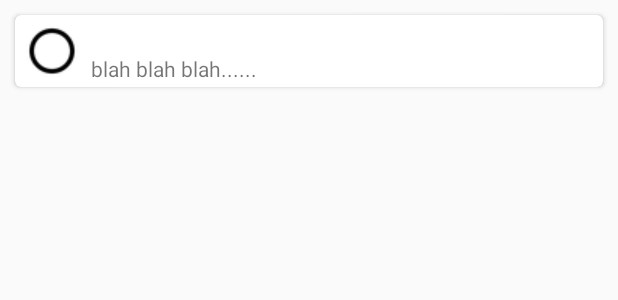
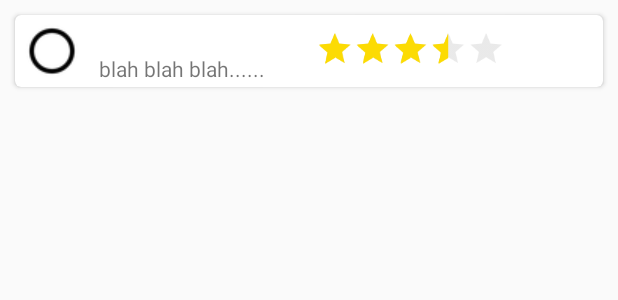
Before and after one commit to MarcSagues/A_Favour, an Android app: the layout opinions_list.xml on its own in the app's theme, with its tools: preview values and no code run, on a phone screen of 412 x 824 dp. Shown: the top 300 px of the screen. Run offline under Robolectric (Android 15) with nearby library versions, the phone set to English and light mode, and no system bars.

```diff
--- a/app/src/main/res/layout/card_item.xml
+++ b/app/src/main/res/layout/opinions_list.xml
@@ -1,6 +1,7 @@
 <?xml version="1.0" encoding="utf-8"?>
 <RelativeLayout xmlns:android="http://schemas.android.com/apk/res/android"
     xmlns:card_view="http://schemas.android.com/apk/res-auto"
+    xmlns:tools="http://schemas.android.com/tools"
     android:layout_width="match_parent"
     android:layout_height="68dp" >
 
@@ -25,7 +26,7 @@
                 android:layout_marginStart="-1dp"
                 android:layout_marginTop="0dp"
                 android:src="@drawable/abc_btn_radio_material"
-                card_view:srcCompat="@drawable/handshacke"></ImageView>
+                card_view:srcCompat="@drawable/example_person"></ImageView>
 
             <TextView
                 android:id="@+id/tv_text"
@@ -33,23 +34,41 @@
                 android:layout_width="wrap_content"
                 android:layout_height="wrap_content"
                 android:layout_alignParentTop="true"
-                android:layout_marginLeft="0dp"
+                android:layout_marginLeft="5dp"
                 android:layout_marginTop="5dp"
                 android:layout_toRightOf="@+id/iv_image"
                 android:gravity="center"></TextView>
 
             <TextView
-                android:id="@+id/tv_blah"
+                android:id="@+id/desc"
                 android:layout_width="wrap_content"
                 android:layout_height="wrap_content"
                 android:layout_below="@+id/tv_text"
-                android:layout_marginStart="0dp"
+                android:layout_marginStart="5dp"
                 android:layout_marginLeft="0dp"
                 android:layout_marginTop="1dp"
                 android:layout_toEndOf="@+id/iv_image"
                 android:layout_toRightOf="@+id/iv_image"
                 android:text="blah blah blah......"></TextView>
 
+            <RatingBar
+                android:id="@+id/stars"
+                style="?android:attr/ratingBarStyleIndicator"
+                android:layout_width="wrap_content"
+                android:layout_height="wrap_content"
+                android:layout_alignParentEnd="true"
+                android:layout_marginTop="10dp"
+                android:layout_marginEnd="11dp"
+                android:max="5"
+                android:rating="3.5"
+                android:scaleX="0.7"
+                android:scaleY="0.7"
+                android:theme="@style/RatingBar"
+                android:transformPivotX="0dp"
+                android:transformPivotY="0dp"
+                card_view:layout_constraintStart_toStartOf="parent"
+                card_view:layout_constraintTop_toBottomOf="@+id/name" />
+
         </RelativeLayout>
     </androidx.cardview.widget.CardView>
 
```
Also changed, not shown: app/src/main/java/cat/udl/tidic/a_favour/BlankFragment.java (+37 -5 lines), app/src/main/java/cat/udl/tidic/a_favour/MyAdapter.java (+79 -20 lines), app/src/main/java/cat/udl/tidic/a_favour/RecyclerViewManager.java (+32 -24 lines), app/src/main/java/cat/udl/tidic/a_favour/Views/ProfileView.java (+2 -12 lines), app/src/main/java/cat/udl/tidic/a_favour/models/ProfileViewModel.java (+61 -0 lines), app/src/main/res/layout/favours_list.xml (added, +56 -0 lines).
